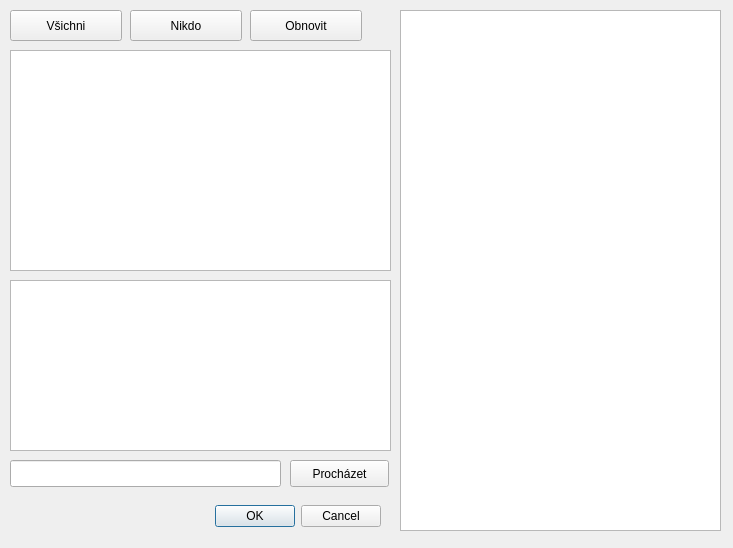
This is ui/message.ui in ruz76/qgis_patrac as Qt 5 draws it before an edit. The edited form follows.
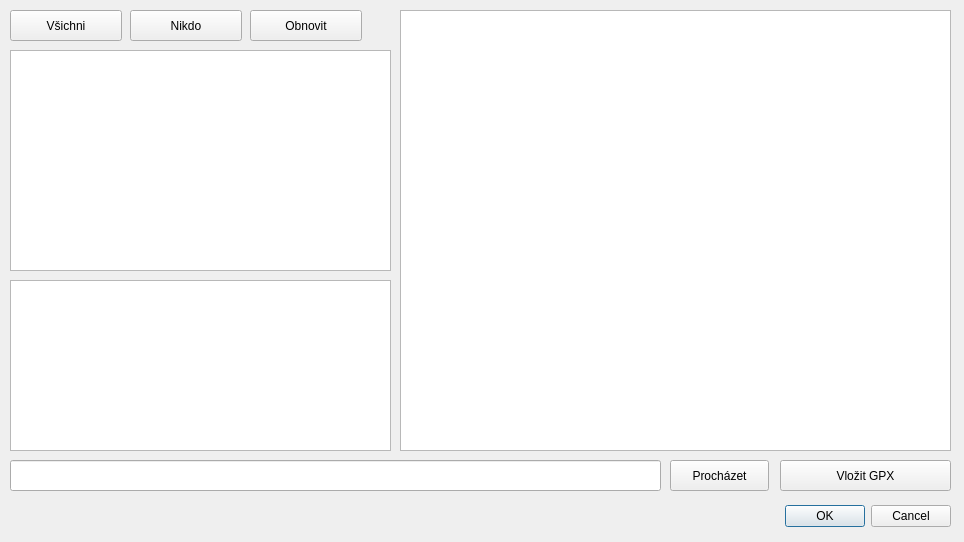
This is the edited form.

Patch:
```diff
--- a/ui/message.ui
+++ b/ui/message.ui
@@ -6,8 +6,8 @@
    <rect>
     <x>0</x>
     <y>0</y>
-    <width>733</width>
-    <height>548</height>
+    <width>964</width>
+    <height>542</height>
    </rect>
   </property>
   <property name="windowTitle">
@@ -16,7 +16,7 @@
   <widget class="QDialogButtonBox" name="buttonBox">
    <property name="geometry">
     <rect>
-     <x>40</x>
+     <x>610</x>
      <y>500</y>
      <width>341</width>
      <height>32</height>
@@ -42,10 +42,10 @@
   <widget class="QPushButton" name="browseButton">
    <property name="geometry">
     <rect>
-     <x>290</x>
+     <x>670</x>
      <y>460</y>
      <width>99</width>
-     <height>27</height>
+     <height>31</height>
     </rect>
    </property>
    <property name="text">
@@ -57,8 +57,8 @@
     <rect>
      <x>10</x>
      <y>460</y>
-     <width>271</width>
-     <height>27</height>
+     <width>651</width>
+     <height>31</height>
     </rect>
    </property>
   </widget>
@@ -67,8 +67,8 @@
     <rect>
      <x>400</x>
      <y>10</y>
-     <width>321</width>
-     <height>521</height>
+     <width>551</width>
+     <height>441</height>
     </rect>
    </property>
   </widget>
@@ -121,6 +121,19 @@
     <string>Obnovit</string>
    </property>
   </widget>
+  <widget class="QPushButton" name="pushButtonGpx">
+   <property name="geometry">
+    <rect>
+     <x>780</x>
+     <y>460</y>
+     <width>171</width>
+     <height>31</height>
+    </rect>
+   </property>
+   <property name="text">
+    <string>Vložit GPX</string>
+   </property>
+  </widget>
  </widget>
  <resources/>
  <connections>
```
